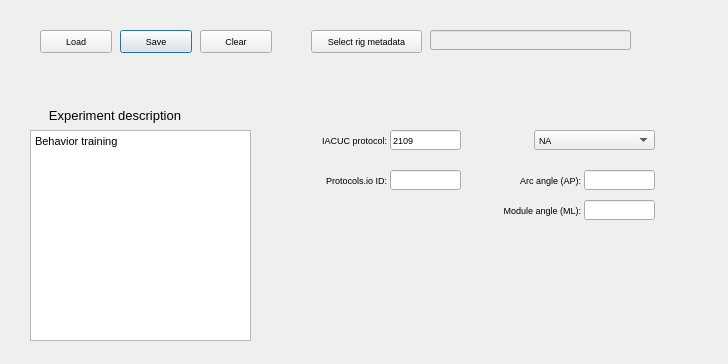
Old version of the form src/foraging_gui/MetaData.ui in the repository AllenNeuralDynamics/dynamic-foraging-task.
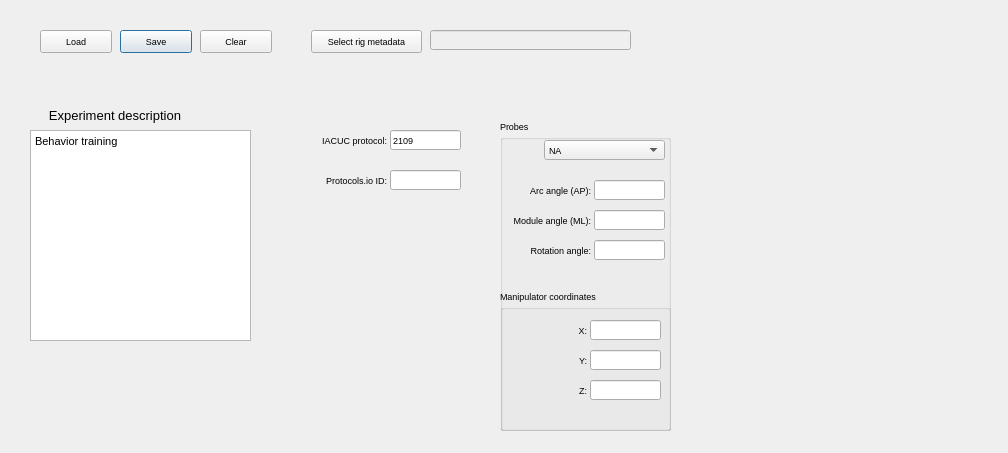
New version of the form.

Commit message: adding rotation angle and manipulator coordinates

Diff of the .ui file:
```diff
--- a/src/foraging_gui/MetaData.ui
+++ b/src/foraging_gui/MetaData.ui
@@ -6,8 +6,8 @@
    <rect>
     <x>0</x>
     <y>0</y>
-    <width>728</width>
-    <height>364</height>
+    <width>1008</width>
+    <height>453</height>
    </rect>
   </property>
   <property name="minimumSize">
@@ -257,11 +257,139 @@
     <string>Select rig metadata</string>
    </property>
   </widget>
+  <widget class="QLabel" name="SaveWarning">
+   <property name="geometry">
+    <rect>
+     <x>240</x>
+     <y>20</y>
+     <width>61</width>
+     <height>31</height>
+    </rect>
+   </property>
+   <property name="sizePolicy">
+    <sizepolicy hsizetype="Expanding" vsizetype="Expanding">
+     <horstretch>0</horstretch>
+     <verstretch>0</verstretch>
+    </sizepolicy>
+   </property>
+   <property name="text">
+    <string/>
+   </property>
+   <property name="textFormat">
+    <enum>Qt::AutoText</enum>
+   </property>
+   <property name="scaledContents">
+    <bool>false</bool>
+   </property>
+   <property name="alignment">
+    <set>Qt::AlignLeading|Qt::AlignLeft|Qt::AlignVCenter</set>
+   </property>
+  </widget>
+  <widget class="QPushButton" name="ClearMetadata">
+   <property name="geometry">
+    <rect>
+     <x>200</x>
+     <y>30</y>
+     <width>72</width>
+     <height>23</height>
+    </rect>
+   </property>
+   <property name="sizePolicy">
+    <sizepolicy hsizetype="Expanding" vsizetype="Expanding">
+     <horstretch>0</horstretch>
+     <verstretch>0</verstretch>
+    </sizepolicy>
+   </property>
+   <property name="text">
+    <string>Clear</string>
+   </property>
+  </widget>
+  <widget class="QGroupBox" name="groupBox">
+   <property name="geometry">
+    <rect>
+     <x>500</x>
+     <y>120</y>
+     <width>171</width>
+     <height>311</height>
+    </rect>
+   </property>
+   <property name="title">
+    <string>Probes</string>
+   </property>
+   <widget class="QLabel" name="label_76">
+    <property name="geometry">
+     <rect>
+      <x>0</x>
+      <y>120</y>
+      <width>91</width>
+      <height>20</height>
+     </rect>
+    </property>
+    <property name="sizePolicy">
+     <sizepolicy hsizetype="Expanding" vsizetype="Expanding">
+      <horstretch>0</horstretch>
+      <verstretch>0</verstretch>
+     </sizepolicy>
+    </property>
+    <property name="text">
+     <string>Rotation angle:</string>
+    </property>
+    <property name="textFormat">
+     <enum>Qt::AutoText</enum>
+    </property>
+    <property name="alignment">
+     <set>Qt::AlignRight|Qt::AlignTrailing|Qt::AlignVCenter</set>
+    </property>
+   </widget>
+   <widget class="QLabel" name="label_75">
+    <property name="geometry">
+     <rect>
+      <x>0</x>
+      <y>90</y>
+      <width>91</width>
+      <height>20</height>
+     </rect>
+    </property>
+    <property name="sizePolicy">
+     <sizepolicy hsizetype="Expanding" vsizetype="Expanding">
+      <horstretch>0</horstretch>
+      <verstretch>0</verstretch>
+     </sizepolicy>
+    </property>
+    <property name="text">
+     <string>Module angle (ML):</string>
+    </property>
+    <property name="textFormat">
+     <enum>Qt::AutoText</enum>
+    </property>
+    <property name="alignment">
+     <set>Qt::AlignRight|Qt::AlignTrailing|Qt::AlignVCenter</set>
+    </property>
+   </widget>
+   <widget class="QLineEdit" name="RotationAngle">
+    <property name="geometry">
+     <rect>
+      <x>94</x>
+      <y>120</y>
+      <width>71</width>
+      <height>20</height>
+     </rect>
+    </property>
+    <property name="sizePolicy">
+     <sizepolicy hsizetype="Expanding" vsizetype="Expanding">
+      <horstretch>0</horstretch>
+      <verstretch>0</verstretch>
+     </sizepolicy>
+    </property>
+    <property name="text">
+     <string/>
+    </property>
+   </widget>
   <widget class="QComboBox" name="EphysProbes">
    <property name="geometry">
     <rect>
-     <x>534</x>
-     <y>130</y>
+      <x>44</x>
+      <y>20</y>
      <width>121</width>
      <height>20</height>
     </rect>
@@ -293,30 +421,11 @@
     </property>
    </item>
   </widget>
-  <widget class="QLineEdit" name="ArcAngle">
-   <property name="geometry">
-    <rect>
-     <x>584</x>
-     <y>170</y>
-     <width>71</width>
-     <height>20</height>
-    </rect>
-   </property>
-   <property name="sizePolicy">
-    <sizepolicy hsizetype="Expanding" vsizetype="Expanding">
-     <horstretch>0</horstretch>
-     <verstretch>0</verstretch>
-    </sizepolicy>
-   </property>
-   <property name="text">
-    <string/>
-   </property>
-  </widget>
   <widget class="QLabel" name="label_74">
    <property name="geometry">
     <rect>
-     <x>490</x>
-     <y>170</y>
+      <x>0</x>
+      <y>60</y>
      <width>91</width>
      <height>20</height>
     </rect>
@@ -337,36 +446,11 @@
     <set>Qt::AlignRight|Qt::AlignTrailing|Qt::AlignVCenter</set>
    </property>
   </widget>
-  <widget class="QLabel" name="label_75">
-   <property name="geometry">
-    <rect>
-     <x>490</x>
-     <y>200</y>
-     <width>91</width>
-     <height>20</height>
-    </rect>
-   </property>
-   <property name="sizePolicy">
-    <sizepolicy hsizetype="Expanding" vsizetype="Expanding">
-     <horstretch>0</horstretch>
-     <verstretch>0</verstretch>
-    </sizepolicy>
-   </property>
-   <property name="text">
-    <string>Module angle (ML):</string>
-   </property>
-   <property name="textFormat">
-    <enum>Qt::AutoText</enum>
-   </property>
-   <property name="alignment">
-    <set>Qt::AlignRight|Qt::AlignTrailing|Qt::AlignVCenter</set>
-   </property>
-  </widget>
   <widget class="QLineEdit" name="ModuleAngle">
    <property name="geometry">
     <rect>
-     <x>584</x>
-     <y>200</y>
+      <x>94</x>
+      <y>90</y>
      <width>71</width>
      <height>20</height>
     </rect>
@@ -381,13 +465,13 @@
     <string/>
    </property>
   </widget>
-  <widget class="QLabel" name="SaveWarning">
+   <widget class="QLineEdit" name="ArcAngle">
    <property name="geometry">
     <rect>
-     <x>240</x>
-     <y>20</y>
-     <width>61</width>
-     <height>31</height>
+      <x>94</x>
+      <y>60</y>
+      <width>71</width>
+      <height>20</height>
     </rect>
    </property>
    <property name="sizePolicy">
@@ -399,23 +483,133 @@
    <property name="text">
     <string/>
    </property>
+   </widget>
+   <widget class="QGroupBox" name="groupBox_2">
+    <property name="geometry">
+     <rect>
+      <x>0</x>
+      <y>170</y>
+      <width>171</width>
+      <height>141</height>
+     </rect>
+    </property>
+    <property name="title">
+     <string>Manipulator coordinates</string>
+    </property>
+    <widget class="QLineEdit" name="ManipulatorX">
+     <property name="geometry">
+      <rect>
+       <x>90</x>
+       <y>30</y>
+       <width>71</width>
+       <height>20</height>
+      </rect>
+     </property>
+     <property name="sizePolicy">
+      <sizepolicy hsizetype="Expanding" vsizetype="Expanding">
+       <horstretch>0</horstretch>
+       <verstretch>0</verstretch>
+      </sizepolicy>
+     </property>
+     <property name="text">
+      <string/>
+     </property>
+    </widget>
+    <widget class="QLabel" name="label_78">
+     <property name="geometry">
+      <rect>
+       <x>-4</x>
+       <y>30</y>
+       <width>91</width>
+       <height>20</height>
+      </rect>
+     </property>
+     <property name="sizePolicy">
+      <sizepolicy hsizetype="Expanding" vsizetype="Expanding">
+       <horstretch>0</horstretch>
+       <verstretch>0</verstretch>
+      </sizepolicy>
+     </property>
+     <property name="text">
+      <string>X:</string>
+     </property>
    <property name="textFormat">
     <enum>Qt::AutoText</enum>
    </property>
-   <property name="scaledContents">
-    <bool>false</bool>
-   </property>
+     <property name="alignment">
+      <set>Qt::AlignRight|Qt::AlignTrailing|Qt::AlignVCenter</set>
+     </property>
+    </widget>
+    <widget class="QLineEdit" name="ManipulatorZ">
+     <property name="geometry">
+      <rect>
+       <x>90</x>
+       <y>90</y>
+       <width>71</width>
+       <height>20</height>
+      </rect>
+     </property>
+     <property name="sizePolicy">
+      <sizepolicy hsizetype="Expanding" vsizetype="Expanding">
+       <horstretch>0</horstretch>
+       <verstretch>0</verstretch>
+      </sizepolicy>
+     </property>
+     <property name="text">
+      <string/>
+     </property>
+    </widget>
+    <widget class="QLineEdit" name="ManipulatorY">
+     <property name="geometry">
+      <rect>
+       <x>90</x>
+       <y>60</y>
+       <width>71</width>
+       <height>20</height>
+      </rect>
+     </property>
+     <property name="sizePolicy">
+      <sizepolicy hsizetype="Expanding" vsizetype="Expanding">
+       <horstretch>0</horstretch>
+       <verstretch>0</verstretch>
+      </sizepolicy>
+     </property>
+     <property name="text">
+      <string/>
+     </property>
+    </widget>
+    <widget class="QLabel" name="label_79">
+     <property name="geometry">
+      <rect>
+       <x>-4</x>
+       <y>90</y>
+       <width>91</width>
+       <height>20</height>
+      </rect>
+     </property>
+     <property name="sizePolicy">
+      <sizepolicy hsizetype="Expanding" vsizetype="Expanding">
+       <horstretch>0</horstretch>
+       <verstretch>0</verstretch>
+      </sizepolicy>
+     </property>
+     <property name="text">
+      <string>Z:</string>
+     </property>
+     <property name="textFormat">
+      <enum>Qt::AutoText</enum>
+     </property>
    <property name="alignment">
-    <set>Qt::AlignLeading|Qt::AlignLeft|Qt::AlignVCenter</set>
-   </property>
-  </widget>
-  <widget class="QPushButton" name="ClearMetadata">
+      <set>Qt::AlignRight|Qt::AlignTrailing|Qt::AlignVCenter</set>
+     </property>
+    </widget>
+    <widget class="QLabel" name="label_77">
    <property name="geometry">
     <rect>
-     <x>200</x>
-     <y>30</y>
-     <width>72</width>
-     <height>23</height>
+       <x>-4</x>
+       <y>60</y>
+       <width>91</width>
+       <height>20</height>
     </rect>
    </property>
    <property name="sizePolicy">
@@ -425,9 +619,30 @@
     </sizepolicy>
    </property>
    <property name="text">
-    <string>Clear</string>
-   </property>
-  </widget>
+      <string>Y:</string>
+     </property>
+     <property name="textFormat">
+      <enum>Qt::AutoText</enum>
+     </property>
+     <property name="alignment">
+      <set>Qt::AlignRight|Qt::AlignTrailing|Qt::AlignVCenter</set>
+     </property>
+    </widget>
+   </widget>
+  </widget>
+  <zorder>groupBox</zorder>
+  <zorder>ExperimentDescription</zorder>
+  <zorder>label_3</zorder>
+  <zorder>SaveMeta</zorder>
+  <zorder>LoadMeta</zorder>
+  <zorder>label_72</zorder>
+  <zorder>IACUCProtocol</zorder>
+  <zorder>label_73</zorder>
+  <zorder>PtotocolID</zorder>
+  <zorder>RigMetadataFile</zorder>
+  <zorder>SelectRigMetadata</zorder>
+  <zorder>SaveWarning</zorder>
+  <zorder>ClearMetadata</zorder>
  </widget>
  <resources/>
  <connections/>
```
Lines whose indentation alone changed are shown as unchanged.
